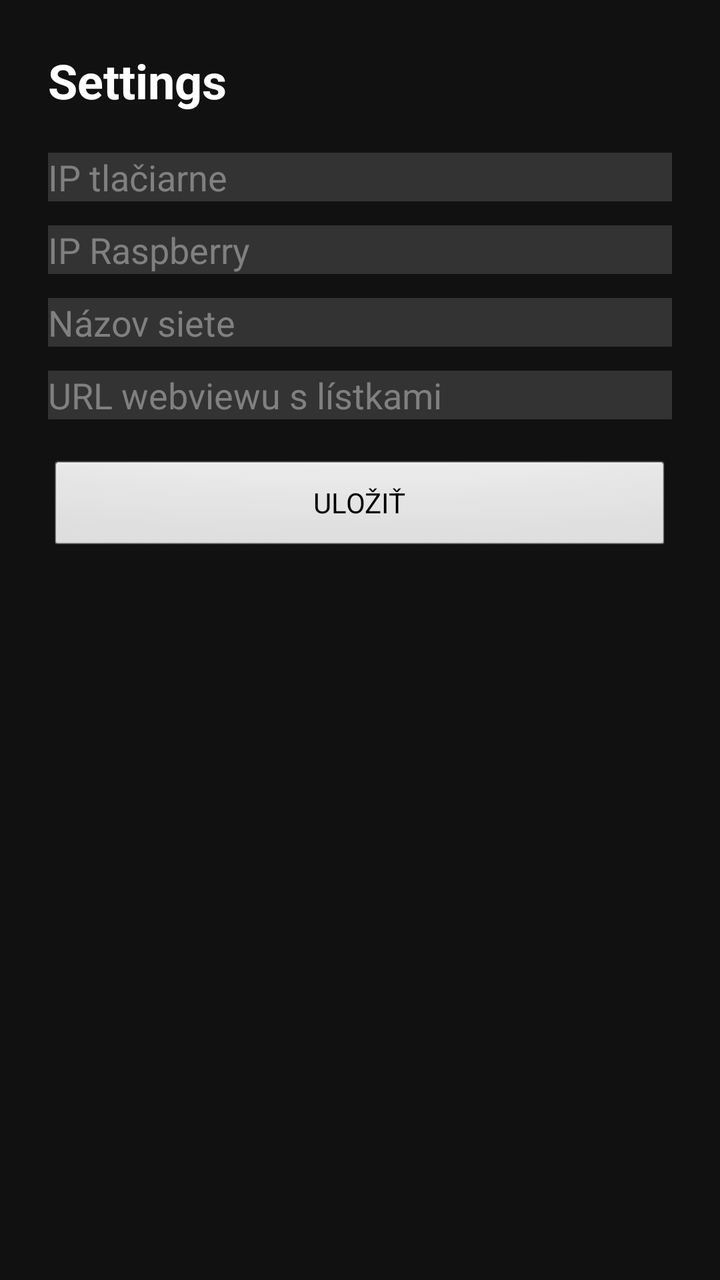
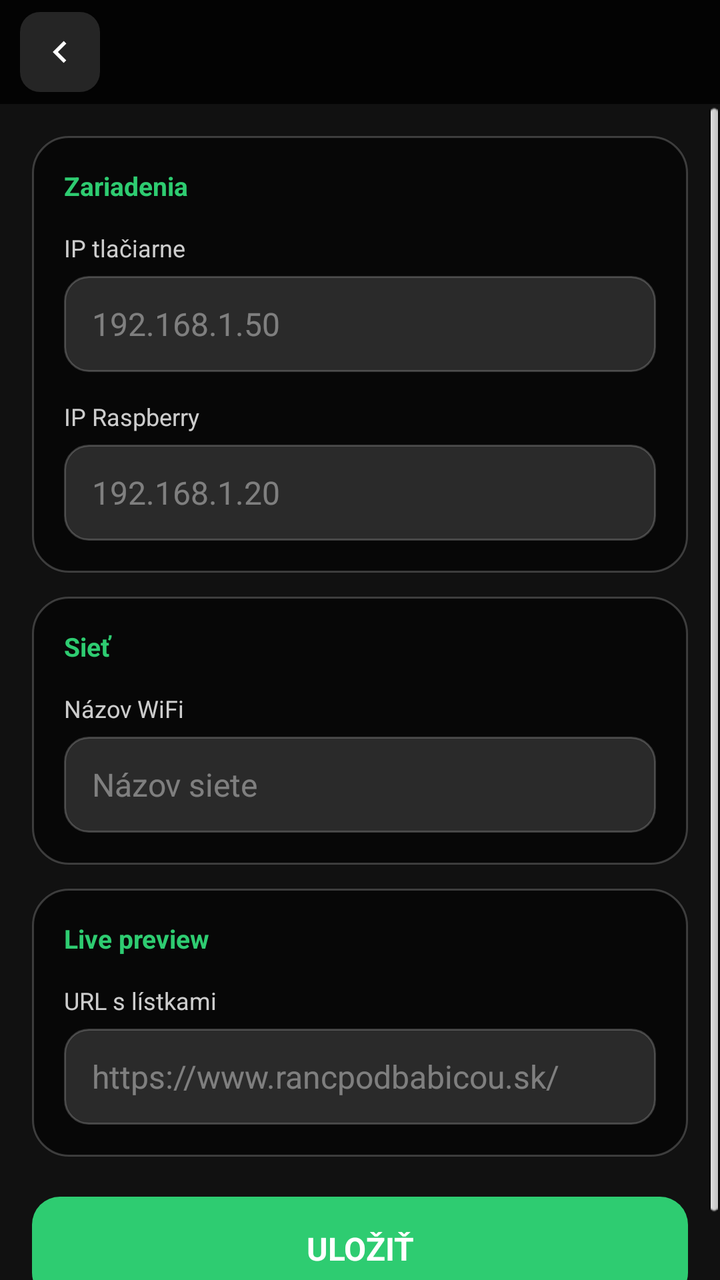

An Android layout rendered at two revisions. The XML below is the earlier revision; the diff shows what the commit changed to produce the second picture.
<!-- AndroidManifest.xml: application theme AppTheme -->
<!-- res/layout/activity_settings.xml -->
<LinearLayout xmlns:android="http://schemas.android.com/apk/res/android"
    android:layout_width="match_parent"
    android:layout_height="match_parent"
    android:orientation="vertical"
    android:padding="24dp"
    android:background="#111">

    <TextView
        android:text="Settings"
        android:textSize="24sp"
        android:textColor="#FFF"
        android:textStyle="bold"
        android:layout_width="wrap_content"
        android:layout_height="wrap_content"/>

    <Space android:layout_height="20dp" android:layout_width="match_parent"/>

    <EditText
        android:id="@+id/edtPrinterIp"
        android:hint="IP tlačiarne"
        android:textColor="#FFF"
        android:background="#333"
        android:layout_width="match_parent"
        android:layout_height="wrap_content"/>

    <Space android:layout_height="12dp" android:layout_width="match_parent"/>

    <EditText
        android:id="@+id/edtRaspberryIp"
        android:hint="IP Raspberry"
        android:textColor="#FFF"
        android:background="#333"
        android:layout_width="match_parent"
        android:layout_height="wrap_content"/>

    <Space android:layout_height="12dp" android:layout_width="match_parent"/>

    <EditText
        android:id="@+id/edtNetworkName"
        android:hint="Názov siete"
        android:textColor="#FFF"
        android:background="#333"
        android:layout_width="match_parent"
        android:layout_height="wrap_content"/>

    <Space android:layout_height="12dp" android:layout_width="match_parent"/>

    <EditText
        android:id="@+id/edtTicketsUrl"
        android:hint="URL webviewu s lístkami"
        android:textColor="#FFF"
        android:background="#333"
        android:layout_width="match_parent"
        android:layout_height="wrap_content"/>

    <Space android:layout_height="20dp" android:layout_width="match_parent"/>

    <Button
        android:id="@+id/btnSave"
        android:text="ULOŽIŤ"
        android:layout_width="match_parent"
        android:layout_height="wrap_content"/>

</LinearLayout>
<!-- resources referenced by this layout -->
<resources>
  <style name="AppTheme" parent="android:Theme">
          
          <item name="android:windowOptOutEdgeToEdgeEnforcement" tools:targetApi="35">true</item>
      </style>
</resources>

<!-- the commit's change to res/layout/activity_settings.xml (unified diff, before → after) -->
@@ -1,64 +1,213 @@
+<?xml version="1.0" encoding="utf-8"?>
 <LinearLayout xmlns:android="http://schemas.android.com/apk/res/android"
     android:layout_width="match_parent"
     android:layout_height="match_parent"
-    android:orientation="vertical"
-    android:padding="24dp"
-    android:background="#111">
+    android:background="#111111"
+    android:orientation="vertical">
+
+    <include layout="@layout/layout_subpage_header" />
+
+    <ScrollView
+        android:layout_width="match_parent"
+        android:layout_height="0dp"
+        android:layout_weight="1"
+        android:fillViewport="true">
+
+        <LinearLayout
+            android:layout_width="match_parent"
+            android:layout_height="wrap_content"
+            android:orientation="vertical"
+            android:padding="16dp">
+
+            
+            <LinearLayout
+                android:layout_width="match_parent"
+                android:layout_height="wrap_content"
+                android:background="@drawable/bg_card_dark"
+                android:orientation="vertical"
+                android:padding="16dp">
+
+                <TextView
+                    android:layout_width="match_parent"
+                    android:layout_height="wrap_content"
+                    android:text="Zariadenia"
+                    android:textColor="#2ECC71"
+                    android:textSize="13sp"
+                    android:textStyle="bold" />
+
+                <TextView
+                    android:layout_width="match_parent"
+                    android:layout_height="wrap_content"
+                    android:layout_marginTop="14dp"
+                    android:text="IP tlačiarne"
+                    android:textColor="#CCFFFFFF"
+                    android:textSize="12sp" />
+
+                <EditText
+                    android:id="@+id/edtPrinterIp"
+                    android:layout_width="match_parent"
+                    android:layout_height="48dp"
+                    android:layout_marginTop="6dp"
+                    android:background="@drawable/bg_input_settings"
+                    android:hint="192.168.1.50"
+                    android:inputType="text"
+                    android:paddingStart="14dp"
+                    android:paddingEnd="14dp"
+                    android:textColor="#FFFFFF"
+                    android:textColorHint="#66FFFFFF"
+                    android:textSize="16sp" />
+
+                <TextView
+                    android:layout_width="match_parent"
+                    android:layout_height="wrap_content"
+                    android:layout_marginTop="14dp"
+                    android:text="IP Raspberry"
+                    android:textColor="#CCFFFFFF"
+                    android:textSize="12sp" />
+
+                <EditText
+                    android:id="@+id/edtRaspberryIp"
+                    android:layout_width="match_parent"
+                    android:layout_height="48dp"
+                    android:layout_marginTop="6dp"
+                    android:background="@drawable/bg_input_settings"
+                    android:hint="192.168.1.20"
+                    android:inputType="text"
+                    android:paddingStart="14dp"
+                    android:paddingEnd="14dp"
+                    android:textColor="#FFFFFF"
+                    android:textColorHint="#66FFFFFF"
+                    android:textSize="16sp" />
+            </LinearLayout>
+
+            
+            <LinearLayout
+                android:layout_width="match_parent"
+                android:layout_height="wrap_content"
+                android:layout_marginTop="12dp"
+                android:background="@drawable/bg_card_dark"
+                android:orientation="vertical"
+                android:padding="16dp">
+
+                <TextView
+                    android:layout_width="match_parent"
+                    android:layout_height="wrap_content"
+                    android:text="Sieť"
+                    android:textColor="#2ECC71"
+                    android:textSize="13sp"
+                    android:textStyle="bold" />
+
+                <TextView
+                    android:layout_width="match_parent"
+                    android:layout_height="wrap_content"
+                    android:layout_marginTop="14dp"
+                    android:text="Názov WiFi"
+                    android:textColor="#CCFFFFFF"
+                    android:textSize="12sp" />
+
+                <EditText
+                    android:id="@+id/edtNetworkName"
+                    android:layout_width="match_parent"
+                    android:layout_height="48dp"
+                    android:layout_marginTop="6dp"
+                    android:background="@drawable/bg_input_settings"
+                    android:hint="Názov siete"
+                    android:inputType="text"
+                    android:paddingStart="14dp"
+                    android:paddingEnd="14dp"
+                    android:textColor="#FFFFFF"
+                    android:textColorHint="#66FFFFFF"
+                    android:textSize="16sp" />
+            </LinearLayout>
+
+            
+            <LinearLayout
+                android:layout_width="match_parent"
+                android:layout_height="wrap_content"
+                android:layout_marginTop="12dp"
+                android:background="@drawable/bg_card_dark"
+                android:orientation="vertical"
+                android:padding="16dp">
+
+                <TextView
+                    android:layout_width="match_parent"
+                    android:layout_height="wrap_content"
+                    android:text="Live preview"
+                    android:textColor="#2ECC71"
+                    android:textSize="13sp"
+                    android:textStyle="bold" />
+
+                <TextView
+                    android:layout_width="match_parent"
+                    android:layout_height="wrap_content"
+                    android:layout_marginTop="14dp"
+                    android:text="URL s lístkami"
+                    android:textColor="#CCFFFFFF"
+                    android:textSize="12sp" />
+
+                <EditText
+                    android:id="@+id/edtTicketsUrl"
+                    android:layout_width="match_parent"
+                    android:layout_height="48dp"
+                    android:layout_marginTop="6dp"
+                    android:background="@drawable/bg_input_settings"
+                    android:hint="https://www.rancpodbabicou.sk/"
+                    android:inputType="textUri"
+                    android:paddingStart="14dp"
+                    android:paddingEnd="14dp"
+                    android:textColor="#FFFFFF"
+                    android:textColorHint="#66FFFFFF"
+                    android:textSize="16sp" />
+            </LinearLayout>
+
+            <TextView
+                android:id="@+id/btnSave"
+                android:layout_width="match_parent"
+                android:layout_height="52dp"
+                android:layout_marginTop="20dp"
+                android:layout_marginBottom="8dp"
+                android:background="@drawable/bg_btn_print_multi"
+                android:clickable="true"
+                android:focusable="true"
+                android:gravity="center"
+                android:text="ULOŽIŤ"
+                android:textColor="#FFFFFF"
+                android:textSize="16sp"
+                android:textStyle="bold" />
+
+        </LinearLayout>
+    </ScrollView>
+
+</LinearLayout>
+<!-- res/layout/layout_subpage_header.xml (included above) -->
+<?xml version="1.0" encoding="utf-8"?>
+<LinearLayout xmlns:android="http://schemas.android.com/apk/res/android"
+    android:layout_width="match_parent"
+    android:layout_height="52dp"
+    android:background="#CC000000"
+    android:gravity="center_vertical"
+    android:orientation="horizontal"
+    android:paddingStart="10dp"
+    android:paddingEnd="16dp">
+
+    <ImageView
+        android:id="@+id/btnBack"
+        android:layout_width="40dp"
+        android:layout_height="40dp"
+        android:background="@drawable/bg_btn_back"
+        android:clickable="true"
+        android:contentDescription="Späť"
+        android:focusable="true"
+        android:padding="9dp"
+        android:scaleType="fitCenter"
+        android:src="@drawable/ic_arrow_back" />
 
     <TextView
-        android:text="Settings"
-        android:textSize="24sp"
-        android:textColor="#FFF"
-        android:textStyle="bold"
+        android:id="@+id/txtPageTitle"
         android:layout_width="wrap_content"
-        android:layout_height="wrap_content"/>
-
-    <Space android:layout_height="20dp" android:layout_width="match_parent"/>
-
-    <EditText
-        android:id="@+id/edtPrinterIp"
-        android:hint="IP tlačiarne"
-        android:textColor="#FFF"
-        android:background="#333"
-        android:layout_width="match_parent"
-        android:layout_height="wrap_content"/>
-
-    <Space android:layout_height="12dp" android:layout_width="match_parent"/>
-
-    <EditText
-        android:id="@+id/edtRaspberryIp"
-        android:hint="IP Raspberry"
-        android:textColor="#FFF"
-        android:background="#333"
-        android:layout_width="match_parent"
-        android:layout_height="wrap_content"/>
-
-    <Space android:layout_height="12dp" android:layout_width="match_parent"/>
-
-    <EditText
-        android:id="@+id/edtNetworkName"
-        android:hint="Názov siete"
-        android:textColor="#FFF"
-        android:background="#333"
-        android:layout_width="match_parent"
-        android:layout_height="wrap_content"/>
-
-    <Space android:layout_height="12dp" android:layout_width="match_parent"/>
-
-    <EditText
-        android:id="@+id/edtTicketsUrl"
-        android:hint="URL webviewu s lístkami"
-        android:textColor="#FFF"
-        android:background="#333"
-        android:layout_width="match_parent"
-        android:layout_height="wrap_content"/>
-
-    <Space android:layout_height="20dp" android:layout_width="match_parent"/>
-
-    <Button
-        android:id="@+id/btnSave"
-        android:text="ULOŽIŤ"
-        android:layout_width="match_parent"
-        android:layout_height="wrap_content"/>
-
+        android:layout_height="wrap_content"
+        android:layout_marginStart="12dp"
+        android:textColor="#FFFFFF"
+        android:textSize="20sp"
+        android:textStyle="bold" />
 </LinearLayout>
<!-- resource entries referenced after the edit -->
@@ -1,7 +1,71 @@
 <!-- resources referenced by this layout -->
 <resources>
-  <style name="AppTheme" parent="android:Theme">
-          
+  <!-- drawable bg_btn_back (drawable) -->
+  <?xml version="1.0" encoding="utf-8"?>
+  <selector xmlns:android="http://schemas.android.com/apk/res/android">
+      <item android:state_pressed="true">
+          <shape android:shape="rectangle">
+              <solid android:color="#33FFFFFF" />
+              <corners android:radius="10dp" />
+          </shape>
+      </item>
+      <item>
+          <shape android:shape="rectangle">
+              <solid android:color="#22FFFFFF" />
+              <corners android:radius="10dp" />
+          </shape>
+      </item>
+  </selector>
+  <!-- drawable bg_btn_print_multi (drawable) -->
+  <?xml version="1.0" encoding="utf-8"?>
+  <selector xmlns:android="http://schemas.android.com/apk/res/android">
+      <item android:state_pressed="true">
+          <shape android:shape="rectangle">
+              <solid android:color="#27AE60" />
+              <corners android:radius="14dp" />
+          </shape>
+      </item>
+      <item>
+          <shape android:shape="rectangle">
+              <solid android:color="#2ECC71" />
+              <corners android:radius="14dp" />
+          </shape>
+      </item>
+  </selector>
+  <!-- drawable bg_card_dark (drawable) -->
+  <?xml version="1.0" encoding="utf-8"?>
+  <shape xmlns:android="http://schemas.android.com/apk/res/android"
+      android:shape="rectangle">
+      <solid android:color="#99000000" />
+      <corners android:radius="18dp" />
+      <stroke
+          android:width="1dp"
+          android:color="#33FFFFFF" />
+  </shape>
+  <!-- drawable bg_input_settings (drawable) -->
+  <?xml version="1.0" encoding="utf-8"?>
+  <shape xmlns:android="http://schemas.android.com/apk/res/android"
+      android:shape="rectangle">
+      <solid android:color="#2A2A2A" />
+      <corners android:radius="12dp" />
+      <stroke
+          android:width="1dp"
+          android:color="#33FFFFFF" />
+  </shape>
+  <!-- drawable ic_arrow_back (drawable) -->
+  <?xml version="1.0" encoding="utf-8"?>
+  <vector xmlns:android="http://schemas.android.com/apk/res/android"
+      android:width="24dp"
+      android:height="24dp"
+      android:viewportWidth="24"
+      android:viewportHeight="24">
+      <path
+          android:fillColor="#FFFFFF"
+          android:pathData="M15.41,7.41L14,6l-6,6 6,6 1.41,-1.41L10.83,12z" />
+  </vector>
+  <style name="AppTheme" parent="android:Theme.NoTitleBar">
+          <item name="android:windowNoTitle">true</item>
+          <item name="android:windowActionBar">false</item>
           <item name="android:windowOptOutEdgeToEdgeEnforcement" tools:targetApi="35">true</item>
       </style>
 </resources>
